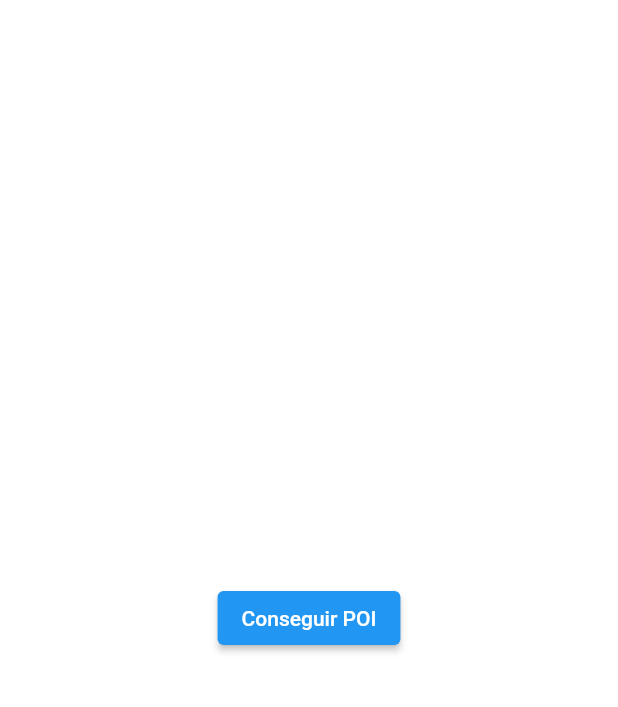
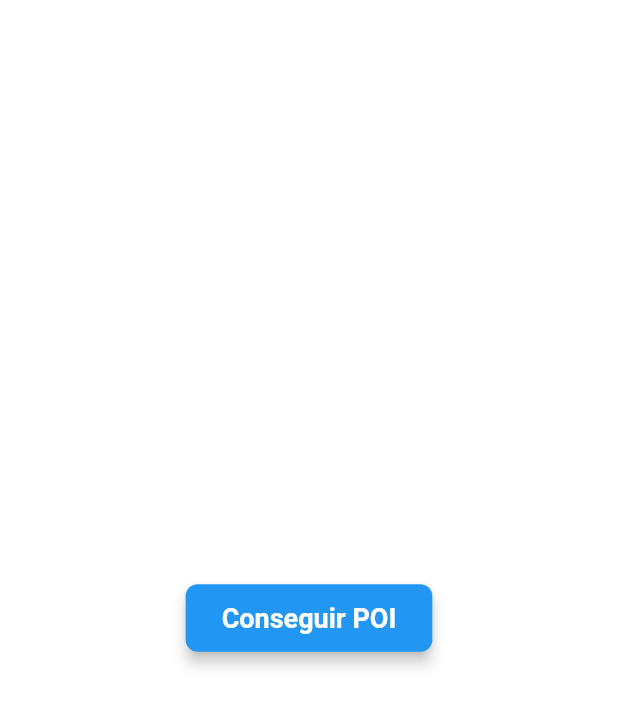
Before and after one commit to Andres-MI/EstadiosCubit, a Flutter app: the screen it shows after launch, on a phone screen of 412 x 824 dp. Shown: the top 707 px of the screen. Run offline on Flutter 3.47's test engine with Material 2 defaults, Android fonts, the phone set to English and light mode, and no system bars; our stand-ins replace bloc, dio, equatable, flutter_bloc, get_it, google_maps_flutter and 1 more.

Commit message:
Small restyling initial button

```diff
--- a/lib/presentation/view/poi_homepage.dart
+++ b/lib/presentation/view/poi_homepage.dart
@@ -15,13 +15,7 @@ class PoiHomepage extends StatelessWidget {
         child: BlocBuilder<PoiCubit, PoiState>(
           builder: (context, state) {
             if (state is PoiInitial) {
-              return Center(
-                child: ElevatedButton(
-                    onPressed: () {
-                      context.read<PoiCubit>().getPoiList();
-                    },
-                    child: const Text('Conseguir POI')),
-              );
+              return const InitialButton();
             } else if (state is PoiError) {
               return Center(
                 child: Text('Error: ${state.message}'),
@@ -39,3 +33,39 @@ class PoiHomepage extends StatelessWidget {
     );
   }
 }
+
+class InitialButton extends StatelessWidget {
+  const InitialButton({
+    Key? key,
+  }) : super(key: key);
+
+  @override
+  Widget build(BuildContext context) {
+    return Center(
+      child: ElevatedButton(
+        onPressed: () {
+          context.read<PoiCubit>().getPoiList();
+        },
+        style: ElevatedButton.styleFrom(
+          foregroundColor: Colors.white,
+          backgroundColor: Colors.blue,
+          padding: const EdgeInsets.symmetric(
+            vertical: 12.0,
+            horizontal: 24.0,
+          ),
+          shape: RoundedRectangleBorder(
+            borderRadius: BorderRadius.circular(8.0),
+          ),
+          elevation: 4.0,
+        ),
+        child: const Text(
+          'Conseguir POI',
+          style: TextStyle(
+            fontSize: 18.0,
+            fontWeight: FontWeight.bold,
+          ),
+        ),
+      ),
+    );
+  }
+}
```
